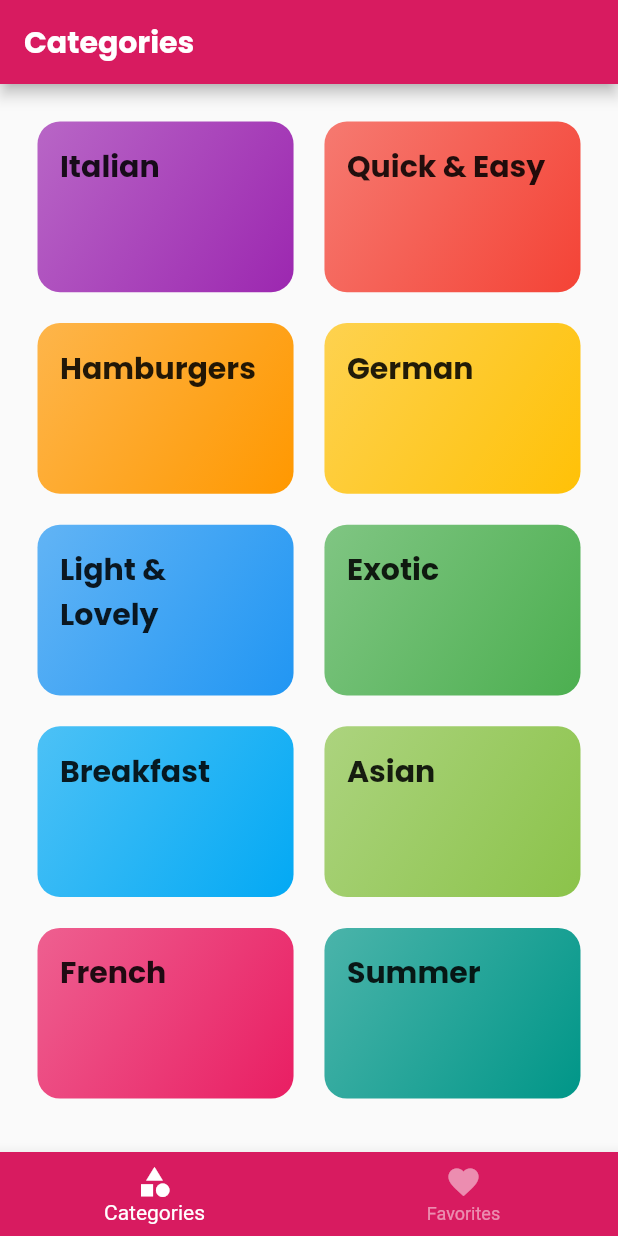
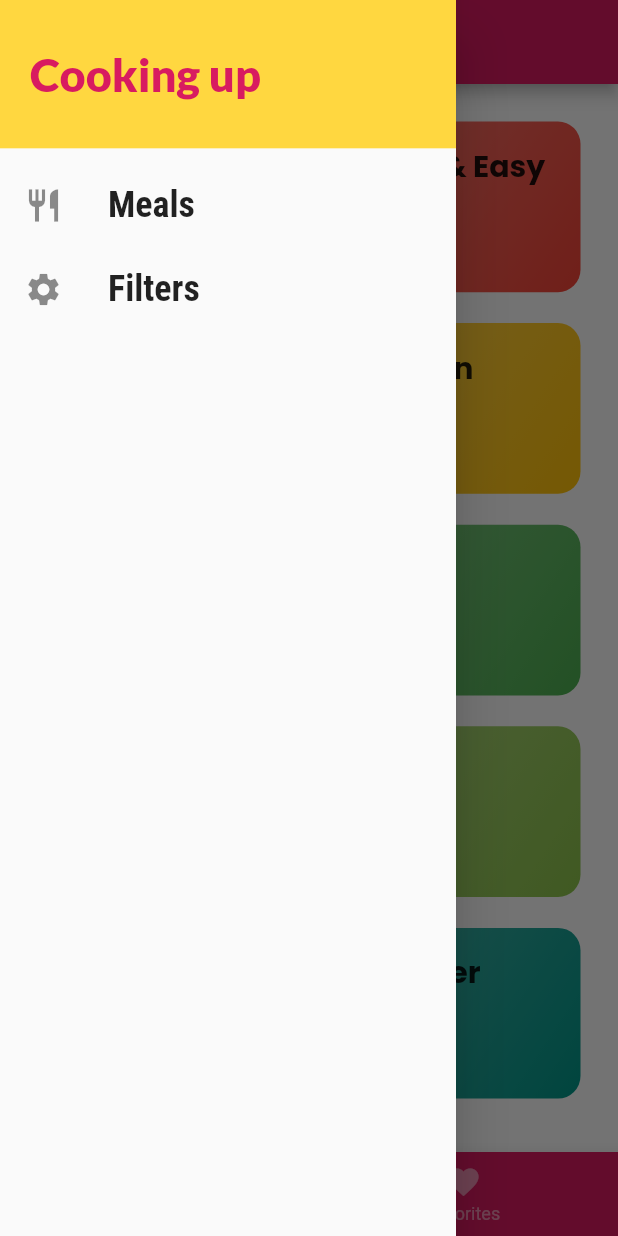
Before and after one commit to Arka2001/flutter-meals-app, a Flutter app: the screen it shows after launch, with the side drawer open (before the commit the screen has no drawer), on a phone screen of 412 x 824 dp. Run offline on Flutter 3.47's test engine with Material 2 defaults, Android fonts, the phone set to English and light mode, and no system bars; our stand-ins replace google_fonts.

Commit message:
Navigation Drawer added

```diff
--- a/lib/routes/app_routes.dart
+++ b/lib/routes/app_routes.dart
@@ -1,3 +1,4 @@
+import 'package:meals_app/screens/filters_screen.dart';
 import 'package:meals_app/screens/meal_detail.dart';
 import 'package:meals_app/screens/tab_bar_view.dart';
 
@@ -8,10 +9,12 @@ final String homePage = '/';
 final String categoriesPage = '/categories';
 final String categoryMealPage = '/category-meals';
 final String mealDetailsPage = '/meal-details';
+final String filtersPage = '/filters';
 
 final route = {
   homePage: (context) => TabsScreen(),
   categoriesPage: (context) => CategoriesScreen(),
   categoryMealPage: (context) => CategoryMealScreen(),
   mealDetailsPage: (context) => MealDetailScreen(),
+  filtersPage: (context) => FiltersScreen(),
 };
--- /dev/null
+++ b/lib/screens/filters_screen.dart
@@ -0,0 +1,19 @@
+import 'package:flutter/material.dart';
+import '../widgets/drawer_widget.dart';
+
+class FiltersScreen extends StatelessWidget {
+  const FiltersScreen({Key? key}) : super(key: key);
+
+  @override
+  Widget build(BuildContext context) {
+    return Scaffold(
+      appBar: AppBar(
+        title: Text("Your Filters"),
+      ),
+      drawer: DrawerWidget(),
+      body: Center(
+        child: Text("Filters Screen"),
+      ),
+    );
+  }
+}
--- a/lib/screens/tab_bar_view.dart
+++ b/lib/screens/tab_bar_view.dart
@@ -2,6 +2,7 @@ import 'package:flutter/material.dart';
 import 'package:flutter/painting.dart';
 import 'package:google_fonts/google_fonts.dart';
 import 'package:meals_app/screens/favorites_screen.dart';
+import 'package:meals_app/widgets/drawer_widget.dart';
 import 'categories_screen.dart';
 
 class TabsScreen extends StatefulWidget {
@@ -53,6 +54,7 @@ class _TabsScreenState extends State<TabsScreen> {
       appBar: AppBar(
         title: _pages[_selectedPageIndex]['title'],
       ),
+      drawer: DrawerWidget(),
       body: _pages[_selectedPageIndex]['page'],
       bottomNavigationBar: BottomNavigationBar(
         backgroundColor: Theme.of(context).primaryColor,
--- /dev/null
+++ b/lib/widgets/drawer_widget.dart
@@ -0,0 +1,62 @@
+import 'package:flutter/material.dart';
+import 'package:google_fonts/google_fonts.dart';
+import 'package:meals_app/routes/app_routes.dart';
+import 'package:meals_app/utils/sizeConfig.dart';
+
+class DrawerWidget extends StatelessWidget {
+  const DrawerWidget({Key? key}) : super(key: key);
+
+  Widget buildListTile(
+      SizeConfig sc, String title, IconData icon, void Function()? onTap) {
+    return ListTile(
+      leading: Icon(
+        icon,
+        size: 26 * sc.textScale,
+      ),
+      title: Text(
+        "$title",
+        style: GoogleFonts.robotoCondensed(
+          textStyle: TextStyle(
+            fontWeight: FontWeight.bold,
+            fontSize: 24 * sc.textScale,
+          ),
+        ),
+      ),
+      onTap: onTap,
+    );
+  }
+
+  @override
+  Widget build(BuildContext context) {
+    final sc = SizeConfig();
+    sc.init(context);
+    return Drawer(
+      child: Column(
+        children: <Widget>[
+          Container(
+            height: sc.screenHeight * 0.12,
+            width: double.infinity,
+            padding: EdgeInsets.all(20),
+            alignment: Alignment.centerLeft,
+            color: Theme.of(context).accentColor,
+            child: Text(
+              "Cooking up",
+              style: GoogleFonts.lato(
+                textStyle: TextStyle(
+                  fontWeight: FontWeight.w900,
+                  fontSize: 30 * sc.textScale,
+                  color: Theme.of(context).primaryColor,
+                ),
+              ),
+            ),
+          ),
+          SizedBox(height: sc.screenHeight * 0.012),
+          buildListTile(sc, "Meals", Icons.restaurant,
+              () => Navigator.of(context).pushReplacementNamed(homePage)),
+          buildListTile(sc, "Filters", Icons.settings,
+              () => Navigator.of(context).pushNamed(filtersPage)),
+        ],
+      ),
+    );
+  }
+}
```
